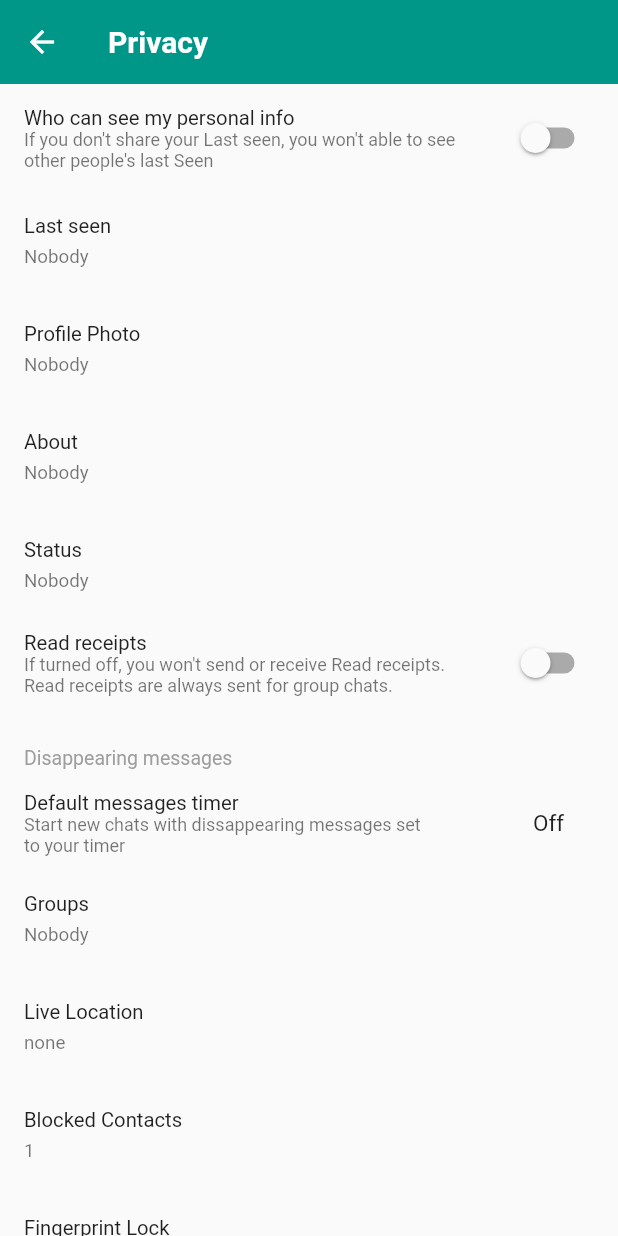
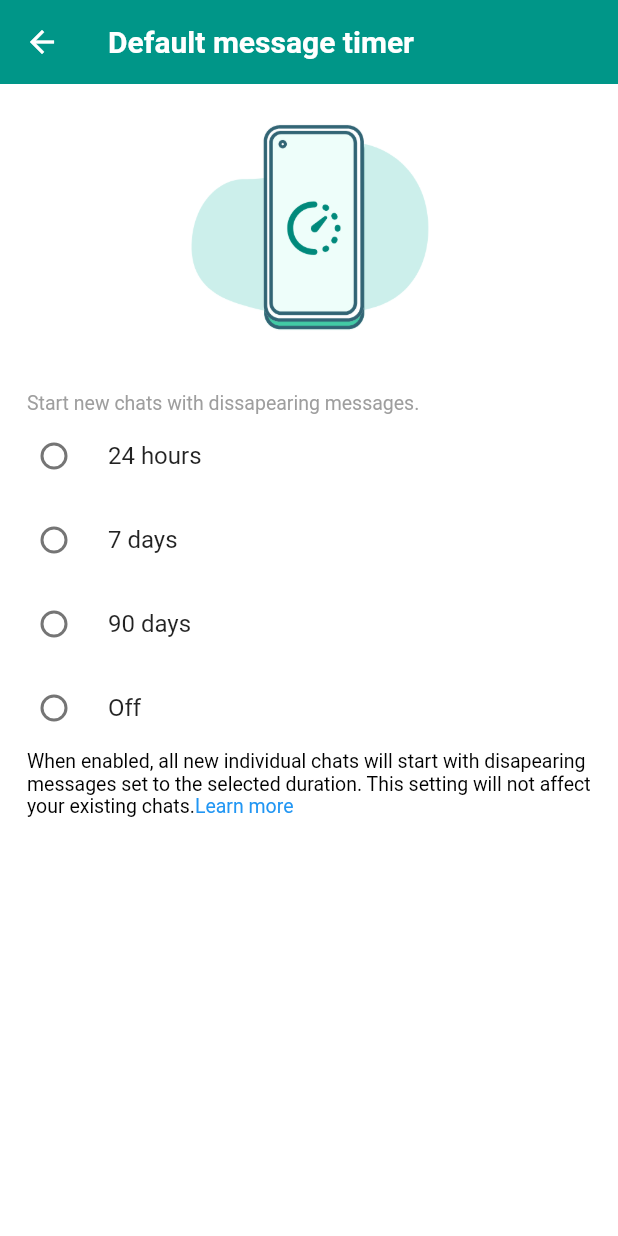
Before and after one commit to Iamdheeraj22/whatsapp_clone, a Flutter app: the PrivacySettingPage screen opened directly, after a tap on "Default messages timer", on a phone screen of 412 x 824 dp. Run offline on Flutter 3.47's test engine with Material 2 defaults, Android fonts, the phone set to English and light mode, and no system bars; our stand-ins replace auto_size_text, camera, emoji_picker_flutter, photo_view, video_player.

Commit message:
complete DefaultMessageTimer page design

```diff
--- /dev/null
+++ b/lib/Screens/ProfileSetting/account/DefaultMessageTimer.dart
@@ -0,0 +1,87 @@
+import 'package:flutter/material.dart';
+import 'package:whatsapp_clone/CustomUI/CustomUI.dart';
+import 'package:whatsapp_clone/Util/Constants.dart';
+
+class DefaultMessageTimer extends StatefulWidget {
+  DefaultMessageTimer({Key? key}) : super(key: key);
+
+  @override
+  State<DefaultMessageTimer> createState() => _DefaultMessageTimerState();
+}
+
+class _DefaultMessageTimerState extends State<DefaultMessageTimer> {
+  var timer = ["24 hours", "7 days", "90 days", "Off"];
+  var groupValue = -1;
+  @override
+  Widget build(BuildContext context) {
+    return Scaffold(
+      backgroundColor: Colors.white,
+      appBar: AppBar(
+        backgroundColor: Colors.teal,
+        elevation: 0,
+        automaticallyImplyLeading: true,
+        title: const Text(
+          "Default message timer",
+          style: TextStyle(fontSize: 20, fontWeight: FontWeight.bold),
+        ),
+      ),
+      body: Container(
+        child: SingleChildScrollView(
+            child: Column(
+          crossAxisAlignment: CrossAxisAlignment.start,
+          children: [
+            customBox(height: 15),
+            Center(
+              child: Image.asset(
+                "assets/ddd.png",
+                height: 160,
+                width: 160,
+              ),
+            ),
+            customBox(height: 30),
+            const Padding(
+              padding: EdgeInsets.only(left: 18),
+              child: Text(
+                "Start new chats with dissapearing messages.",
+                textAlign: TextAlign.start,
+                style: TextStyle(fontSize: 13, color: Colors.grey),
+              ),
+            ),
+            timerOptionsDesign(),
+            Padding(
+                padding: EdgeInsets.only(left: 18),
+                child: RichText(
+                  text: TextSpan(
+                    text: dissapearing_message,
+                    style: TextStyle(color: Colors.black, fontSize: 13),
+                    children: <TextSpan>[
+                      TextSpan(
+                          text: 'Learn more',
+                          style: TextStyle(color: Colors.blue)),
+                    ],
+                  ),
+                )),
+          ],
+        )),
+      ),
+    );
+  }
+
+  timerOptionsDesign() {
+    return ListView.builder(
+        itemCount: timer.length,
+        shrinkWrap: true,
+        itemBuilder: (context, index) {
+          return RadioListTile(
+              activeColor: Colors.teal,
+              title: Text(timer[index]),
+              value: index,
+              groupValue: groupValue,
+              onChanged: (onChanged) {
+                setState(() {
+                  groupValue = index;
+                });
+              });
+        });
+  }
+}
--- a/lib/Screens/ProfileSetting/account/PrivacySettingPage.dart
+++ b/lib/Screens/ProfileSetting/account/PrivacySettingPage.dart
@@ -1,5 +1,6 @@
 import 'package:flutter/material.dart';
 import 'package:whatsapp_clone/CustomUI/CustomUI.dart';
+import 'package:whatsapp_clone/Screens/ProfileSetting/account/DefaultMessageTimer.dart';
 
 class PrivacySettingPage extends StatefulWidget {
   PrivacySettingPage({Key? key}) : super(key: key);
@@ -70,7 +71,12 @@ class _PrivacySettingPageState extends State<PrivacySettingPage> {
               ),
               customBox(height: 10),
               ListTile(
-                onTap: () {},
+                onTap: () {
+                  Navigator.push(
+                      context,
+                      MaterialPageRoute(
+                          builder: (builder) => DefaultMessageTimer()));
+                },
                 title: const Text(
                   "Default messages timer",
                   style: TextStyle(
--- /dev/null
+++ b/lib/Util/Constants.dart
@@ -0,0 +1,2 @@
+const dissapearing_message =
+    "When enabled, all new individual chats will start with disapearing messages set to the selected duration. This setting will not affect your existing chats.";
```
Also changed, not shown: assets/ddd.png (added).
